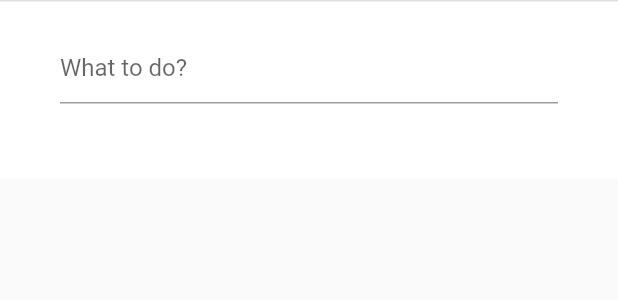
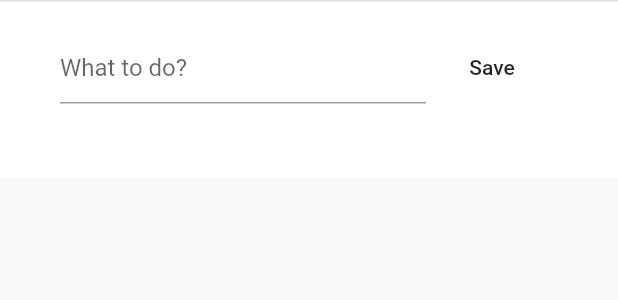
Before and after one commit to termosa/flutter_todo_app, a Flutter app: the CreateForm widget shown alone on an empty page, opened directly, on a phone screen of 412 x 824 dp. Shown: the top 300 px of the screen. Run offline on Flutter 3.47's test engine with Material 2 defaults, Android fonts, the phone set to English and light mode, and no system bars.

Commit message:
Bring form to the life

```diff
--- a/lib/main.dart
+++ b/lib/main.dart
@@ -1,15 +1,20 @@
 import 'package:flutter/material.dart';
-
 const appTitle = 'YATODO';
 const backgroundColor = Colors.white;
 const textColor = Colors.black;
+
+typedef void CreateFormCallback(String);
 
 void main() => runApp(new TodoApp());
 
 class TodoApp extends StatelessWidget {
   @override
   Widget build(BuildContext context) {
-    return TasksRoute();
+    return MaterialApp(
+      debugShowCheckedModeBanner: false,
+      title: appTitle,
+      home: TasksRoute(),
+    );
   }
 }
 
@@ -28,10 +33,7 @@ class TasksRouteState extends State<TasksRoute> {
 
   @override
   Widget build(BuildContext context) {
-    return MaterialApp(
-      debugShowCheckedModeBanner: false,
-      title: appTitle,
-      home: Scaffold(
+    return Scaffold(
       key: scaffoldKey,
       appBar: AppBar(
         elevation: 0.0,
@@ -50,7 +52,7 @@ class TasksRouteState extends State<TasksRoute> {
         padding: EdgeInsets.all(20.0),
         itemCount: tasks.length,
         itemBuilder: (BuildContext context, int index) {
-            Task task = tasks[index];
+          Task task = tasks[tasks.length - index - 1];
           return Row(
             children: <Widget>[
               Checkbox(
@@ -69,27 +71,47 @@ class TasksRouteState extends State<TasksRoute> {
       floatingActionButton: FloatingActionButton(
         child: Icon(Icons.add),
         tooltip: 'Add new todo',
-          onPressed: () => _act(),
-        ),
-        bottomSheet: CreateForm(),
+        onPressed: () {
+          showModalBottomSheet<void>(
+            context: context,
+            builder: (BuildContext context) {
+              return CreateForm(
+                onSave: (newTodo) {
+                  setState(() {
+                    tasks.add(
+                      Task(newTodo),
+                    );
+                  });
+                },
+              );
+            }
+          );
+        },
       ),
     );
   }
-
-  _act() {
-    print('acting');
-    if (false) {
-      scaffoldKey.currentState.showBottomSheet<Null>((BuildContext contet) {
-        return CreateForm();
-      });
-    }
-  }
 }
 
-class CreateForm extends StatelessWidget {
+class CreateForm extends StatefulWidget {
+  final CreateFormCallback onSave;
+
+  CreateForm({this.onSave});
+
+  @override
+  CreateFormState createState() => CreateFormState(onSave: this.onSave);
+}
+
+class CreateFormState extends State<CreateForm> {
+  final _formKey = GlobalKey<FormState>();
+  final CreateFormCallback onSave;
+
+  CreateFormState({this.onSave});
+
   @override
   Widget build(BuildContext context) {
-    return Container(
+    return Form(
+      key: _formKey,
+      child: Container(
         decoration: BoxDecoration(
           color: backgroundColor,
           border: Border(
@@ -106,11 +128,37 @@ class CreateForm extends StatelessWidget {
                 left: 40.0,
                 right: 40.0,
               ),
-            child: TextField(
+              child: Row(
+                children: <Widget>[
+                  Expanded(
+                    child: TextFormField(
                       decoration: InputDecoration(hintText: 'What to do?'),
+                      validator: (value) {
+                        if (value.isEmpty) {
+                          return 'No way to stay away!';
+                        }
+                      },
+                      onSaved: (value) {
+                        print('saving $value');
+                        onSave(value);
+                      },
+                    ),
+                  ),
+                  FlatButton(
+                    child: Text('Save'),
+                    padding: EdgeInsets.only(left: 0.0, right: 0.0),
+                    onPressed: () {
+                      if (_formKey.currentState.validate()) {
+                        _formKey.currentState.save();
+                        Navigator.pop(context);
+                      }
+                    }
+                  ),
+                ],
               ),
             ),
           ],
+        ),
       ),
     );
   }
```
Lines whose indentation alone changed are shown as unchanged.
